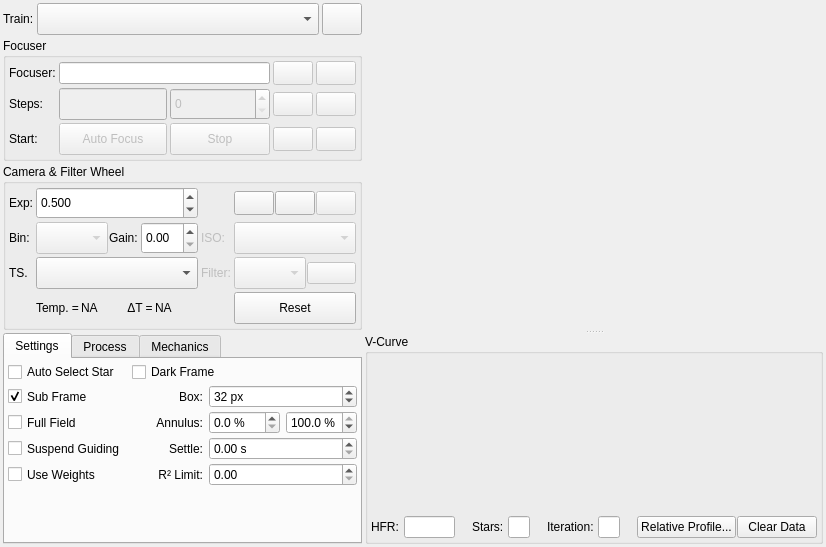
The window that kstars/ekos/focus/focus.ui (KDE/kstars) describes before a commit, drawn with Qt 5.
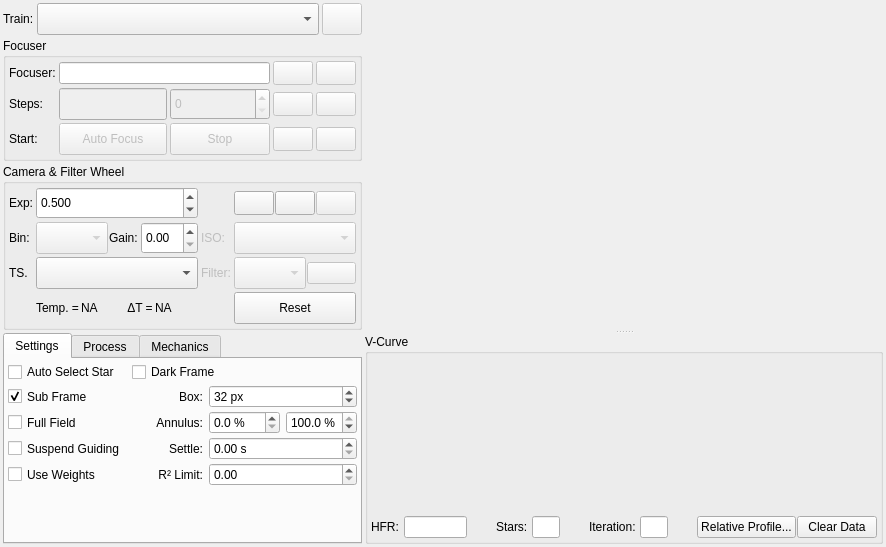
The same window after the commit. Icons and pictures are not drawn. Custom widgets are drawn as their Qt base class.

Diff of the .ui file:
```diff
--- a/kstars/ekos/focus/focus.ui
+++ b/kstars/ekos/focus/focus.ui
@@ -2,11 +2,14 @@
 <ui version="4.0">
  <class>Focus</class>
  <widget class="QWidget" name="Focus">
+  <property name="enabled">
+   <bool>true</bool>
+  </property>
   <property name="geometry">
    <rect>
     <x>0</x>
     <y>0</y>
-    <width>826</width>
+    <width>886</width>
     <height>547</height>
    </rect>
   </property>
@@ -64,6 +67,9 @@
        </item>
        <item>
         <widget class="QPushButton" name="trainB">
+         <property name="enabled">
+          <bool>false</bool>
+         </property>
          <property name="minimumSize">
           <size>
            <width>24</width>
```
